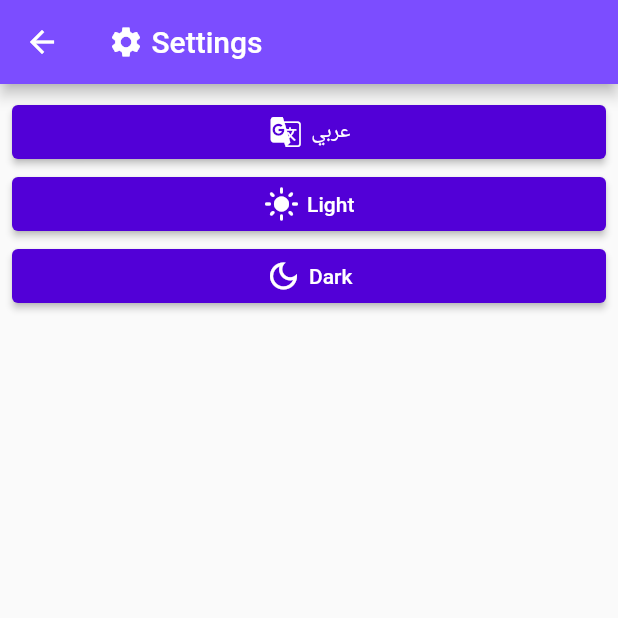
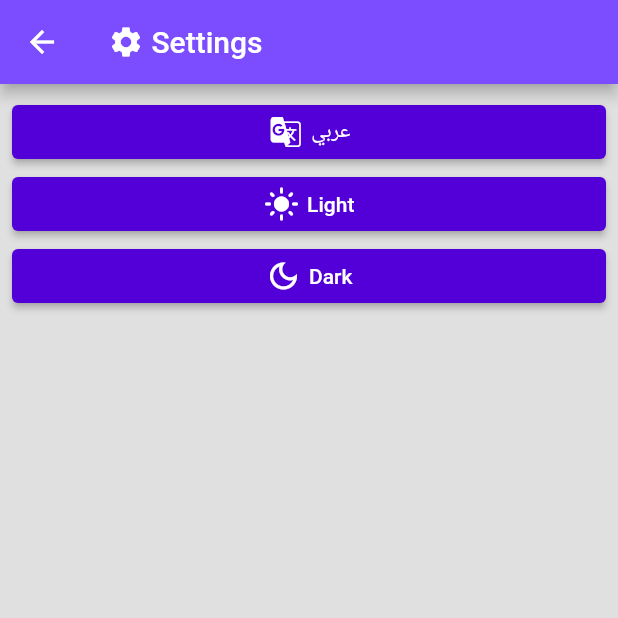
Before and after one commit to SalmaAlbakr/stopwatche_for_google, a Flutter app: the screen it shows after launch, after a tap on the "settings" icon, on a phone screen of 412 x 824 dp, the top half of it. Run offline on Flutter 3.47's test engine with Material 2 defaults, Android fonts, the phone set to English and light mode, and no system bars; our stand-ins replace easy_localization; missing offline and left inert: shape_of_view_null_safe.

Commit message:
first commit

```diff
--- a/lib/main.dart
+++ b/lib/main.dart
@@ -36,7 +36,10 @@ class _MyAppState extends State<MyApp> {
   Widget build(BuildContext context) {
     return  MaterialApp(
       theme: ThemeData(
-        appBarTheme: AppBarTheme(color: Colors.deepPurpleAccent),
+        scaffoldBackgroundColor:  Colors.grey[300],
+
+        appBarTheme: AppBarTheme(
+            color: Colors.deepPurpleAccent),
         elevatedButtonTheme: ElevatedButtonThemeData(
             style: ButtonStyle(
                 backgroundColor: MaterialStateProperty.all(Color(0xff5200d7))
@@ -46,6 +49,7 @@ class _MyAppState extends State<MyApp> {
 
       ),
       darkTheme: ThemeData(
+        scaffoldBackgroundColor: Colors.black,
         brightness: Brightness.dark,
         appBarTheme: AppBarTheme(color: Color(0xFF624F82)),
         elevatedButtonTheme: ElevatedButtonThemeData(
@@ -53,7 +57,6 @@ class _MyAppState extends State<MyApp> {
                 backgroundColor: MaterialStateProperty.all(Color(0xFF533f6a))
             )
         ),
-        /* dark theme settings */
       ),
       themeMode: _themeMode,
       localizationsDelegates: context.localizationDelegates,
--- a/lib/stop_watch_screen.dart
+++ b/lib/stop_watch_screen.dart
@@ -98,14 +98,13 @@ class _StopWatchScreenState extends State<StopWatchScreen> {
             width: 300,
             shape: PolygonShape(numberOfSides: 9),
             child: Container(
-              //color: Colors.white,
+             // color: Colors.blueGrey,
               child: Center(
                 child: Text(
                   time,
                   style: TextStyle(
                     fontWeight: FontWeight.bold,
                     fontSize: 50,
-
                     // color: Colors.deepPurple[900],
                   ),
                 ),
```
